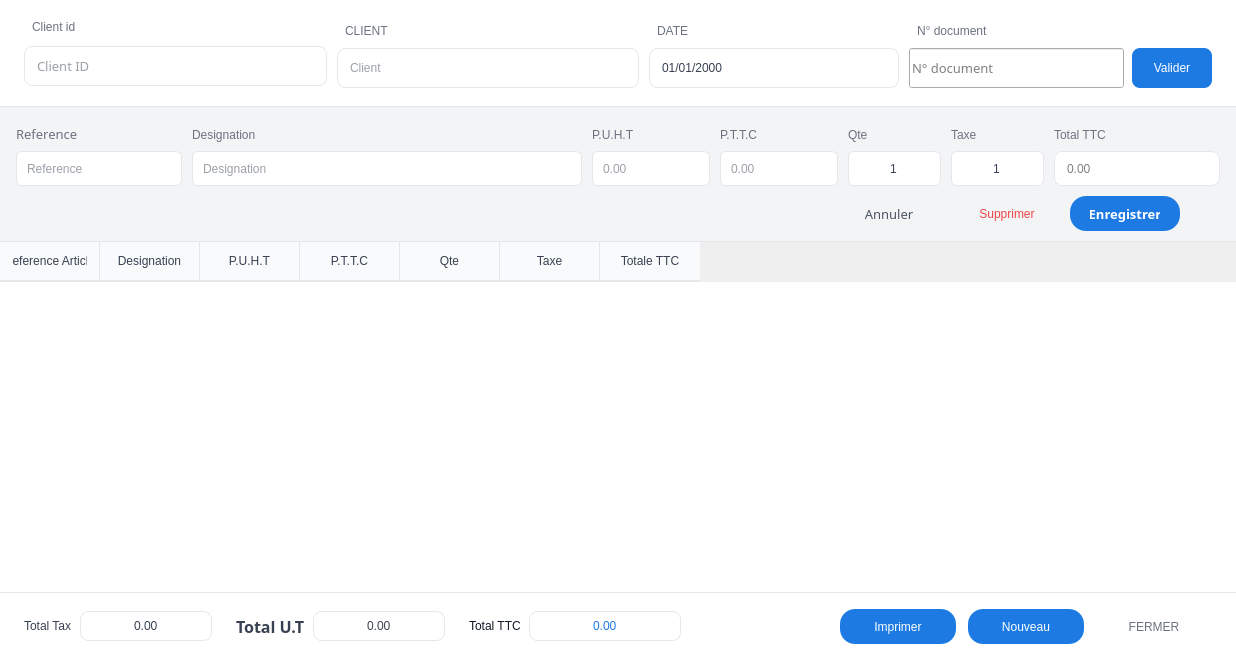
lak-barmajyat/ERP, file program/windows/nouveau_doc/doc.ui: the form before one commit.
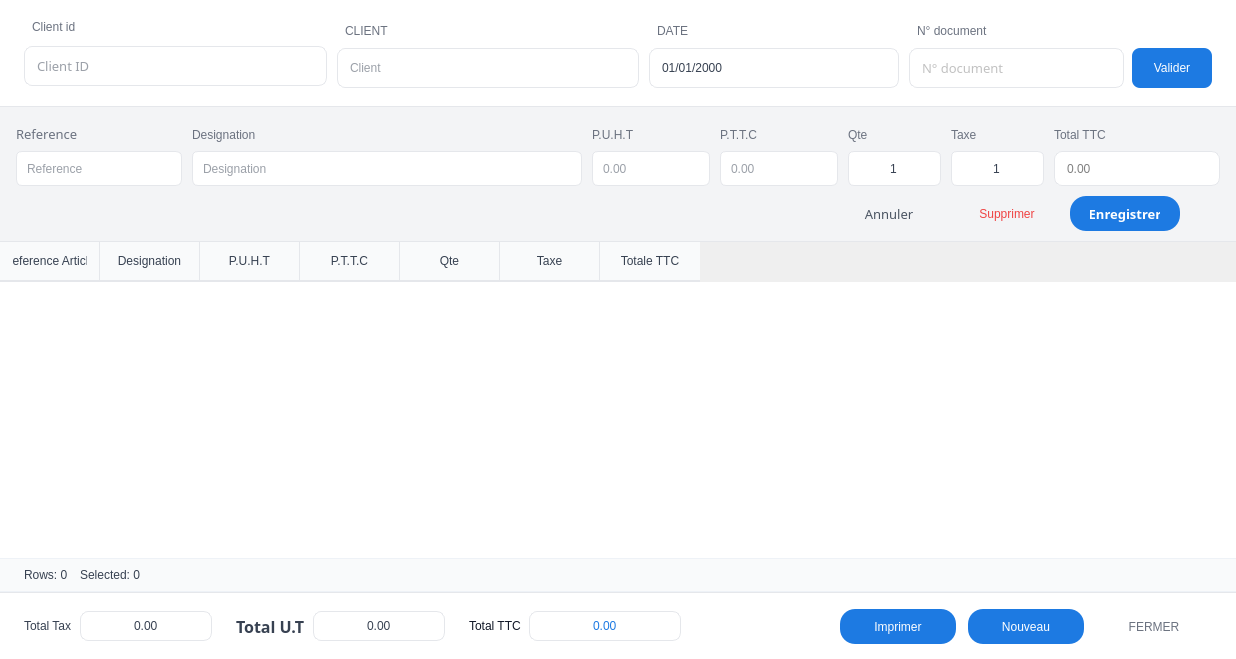
The form after the commit. Icons and pictures are not drawn.

```diff
--- a/program/windows/nouveau_doc/doc.ui
+++ b/program/windows/nouveau_doc/doc.ui
@@ -378,18 +378,18 @@
               </font>
              </property>
              <property name="styleSheet">
-              <string notr="true">QLineEdit#n_piece_editline { background-color: #ffffff; border: 1px solid #e5e7eb; border-radius: 8px; padding: 6px 10px; font: 500 10pt &quot;Overpass&quot;; color: rgb(132, 132, 132); min-width: 120px; } QLineEdit#n_piece_editline:hover { border-color: #d1d5db; } QLineEdit#n_piece_editline:focus { border-color: #1d7ae2; }
+              <string notr="true">QLineEdit#ndocument_lineedit { background-color: #ffffff; border: 1px solid #e5e7eb; border-radius: 8px; padding: 6px 10px; font: 500 10pt &quot;Overpass&quot;; color: rgb(132, 132, 132); min-width: 120px; } QLineEdit#ndocument_lineedit:hover { border-color: #d1d5db; } QLineEdit#ndocument_lineedit:focus { border-color: #1d7ae2; }
 
 /* --- Added Read-Only State --- */
-QLineEdit#n_piece_editline[readOnly=&quot;true&quot;] {
+QLineEdit#ndocument_lineedit[readOnly=&quot;true&quot;] {
     background-color: #f9fafb;    /* Light grey &quot;locked&quot; background */
     color: rgb(132, 132, 132);               /* Lighter grey text */
     border: 1px solid #f3f4f6;    /* Very faint border */
 }
 
 /* Prevents the hover/focus colors from appearing when read-only */
-QLineEdit#n_piece_editline[readOnly=&quot;true&quot;]:hover,
-QLineEdit#n_piece_editline[readOnly=&quot;true&quot;]:focus {
+QLineEdit#ndocument_lineedit[readOnly=&quot;true&quot;]:hover,
+QLineEdit#ndocument_lineedit[readOnly=&quot;true&quot;]:focus {
     border-color: #f3f4f6;
 }</string>
              </property>
@@ -1142,6 +1142,75 @@
       </column>
      </widget>
     </item>
+    <item>
+     <widget class="QFrame" name="tableStatsFrame">
+      <property name="minimumSize">
+       <size>
+        <width>0</width>
+        <height>30</height>
+       </size>
+      </property>
+      <property name="maximumSize">
+       <size>
+        <width>16777215</width>
+        <height>34</height>
+       </size>
+      </property>
+      <property name="styleSheet">
+       <string notr="true">QFrame#tableStatsFrame { background-color: #f9fafb; border: none; border-top: 1px solid #eef2f7; border-bottom: 1px solid #eef2f7; } QLabel#tableStatsTitleLabel { color: #6b7280; font: 600 9pt &quot;Overpass&quot;; letter-spacing: 0.4px; } QLabel#tableStatsRowsLabel, QLabel#tableStatsSelectedLabel { color: #374151; font: 500 9pt &quot;Overpass&quot;; }</string>
+      </property>
+      <property name="frameShape">
+       <enum>QFrame::NoFrame</enum>
+      </property>
+      <layout class="QHBoxLayout" name="tableStatsLayout">
+       <property name="spacing">
+        <number>12</number>
+       </property>
+       <property name="leftMargin">
+        <number>24</number>
+       </property>
+       <property name="topMargin">
+        <number>6</number>
+       </property>
+       <property name="rightMargin">
+        <number>24</number>
+       </property>
+       <property name="bottomMargin">
+        <number>6</number>
+       </property>
+       <item>
+        <widget class="QLabel" name="tableStatsRowsLabel">
+         <property name="text">
+          <string>Rows: 0</string>
+         </property>
+        </widget>
+       </item>
+       <item>
+        <widget class="QLabel" name="tableStatsSelectedLabel">
+         <property name="text">
+          <string>Selected: 0</string>
+         </property>
+        </widget>
+       </item>
+       <item>
+        <spacer name="tableStatsSpacer">
+         <property name="orientation">
+          <enum>Qt::Horizontal</enum>
+         </property>
+         <property name="sizeType">
+          <enum>QSizePolicy::Expanding</enum>
+         </property>
+         <property name="sizeHint" stdset="0">
+          <size>
+           <width>40</width>
+           <height>20</height>
+          </size>
+         </property>
+        </spacer>
+       </item>
+      </layout>
+     </widget>
+    </item>
     <item>
      <widget class="QFrame" name="footerFrame">
       <property name="sizePolicy">
```
